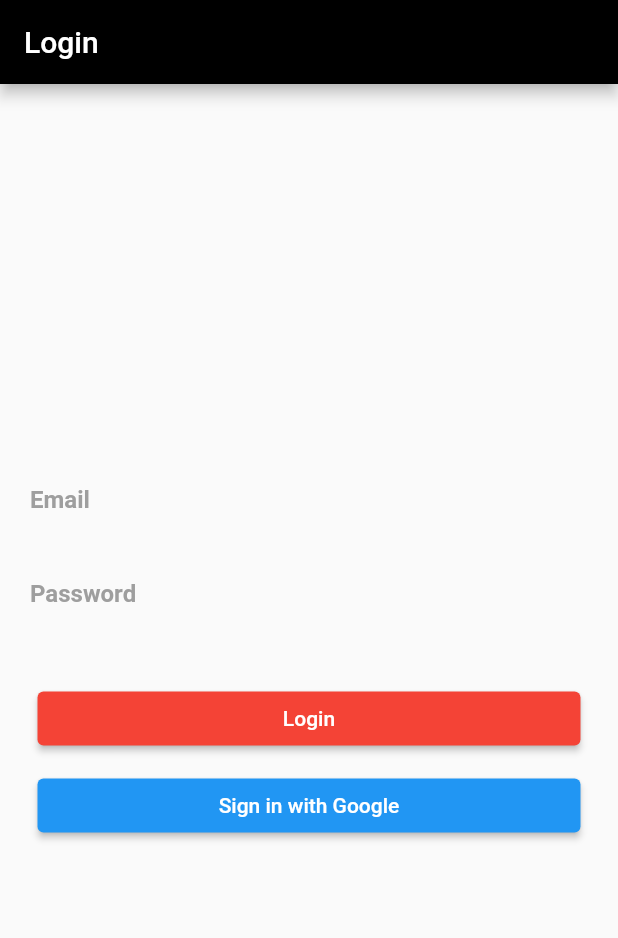
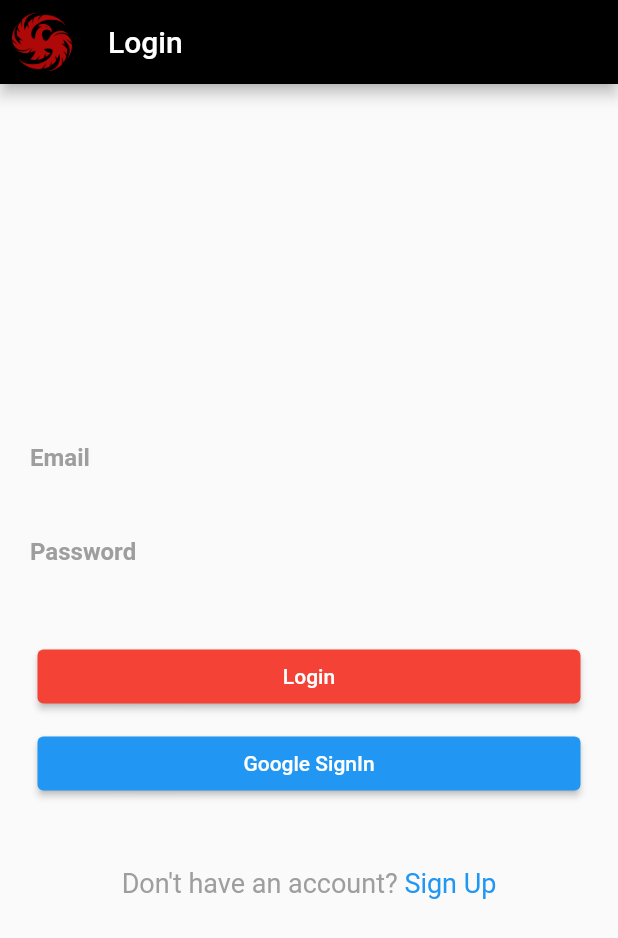
Before and after one commit to Pranav2918/FlutterDesigns, a Flutter app: the screen it shows after launch, after a tap on "Login", on a phone screen of 412 x 824 dp. Shown: the top 938 px of the screen. Run offline on Flutter 3.47's test engine with Material 2 defaults, Android fonts, the phone set to English and light mode, and no system bars; our stand-ins replace carousel_slider, firebase_auth, firebase_core, font_awesome_flutter, google_sign_in, image_picker and 2 more; missing offline and left inert: bottomreveal; accounts and stored records are empty; network calls fail.

Commit message:
Add firebase auth

```diff
--- a/lib/homescreen.dart
+++ b/lib/AuthScreens/loginscreen.dart
@@ -1,4 +1,7 @@
-import 'package:designs/Screens/MainScreen.dart';
+import 'package:designs/AuthScreens/signupscreen.dart';
+import 'package:designs/services/authservices.dart';
+import 'package:firebase_auth/firebase_auth.dart';
+import 'package:flutter/gestures.dart';
 import 'package:flutter/material.dart';
 
 class LoginScreen extends StatefulWidget {
@@ -7,9 +10,20 @@ class LoginScreen extends StatefulWidget {
 }
 
 class LoginScreenState extends State<LoginScreen> {
+  User? user;
   TextEditingController passwordController = TextEditingController();
   TextEditingController emailController = TextEditingController();
   final _formKey = GlobalKey<FormState>();
+
+  checkFields() {
+    final form = _formKey.currentState;
+    if (form!.validate()) {
+      return true;
+    } else {
+      return false;
+    }
+  }
+
   @override
   Widget build(BuildContext context) {
     return Scaffold(
@@ -44,6 +58,7 @@ class LoginScreenState extends State<LoginScreen> {
               Container(
                 margin: EdgeInsets.fromLTRB(20, 0, 20, 0),
                 child: TextFormField(
+                  obscureText: true,
                   controller: passwordController,
                   validator: (value) {
                     if (value!.isEmpty) {
@@ -63,15 +78,8 @@ class LoginScreenState extends State<LoginScreen> {
                 padding: const EdgeInsets.fromLTRB(25, 35, 25, 10),
                 child: ElevatedButton(
                   onPressed: () {
-                    if (_formKey.currentState!.validate()) {
-                      Navigator.push(
-                          context,
-                          MaterialPageRoute(
-                            builder: (context) => Main(),
-                          ));
-                    } else {
-                      print('Wrong');
-                    }
+                    AuthService()
+                        .signIn(emailController.text, passwordController.text);
                   },
                   child: Text("Login"),
                   style: ElevatedButton.styleFrom(primary: Colors.red),
@@ -80,8 +88,13 @@ class LoginScreenState extends State<LoginScreen> {
               Padding(
                 padding: const EdgeInsets.fromLTRB(25, 0, 25, 10),
                 child: ElevatedButton(
-                    onPressed: () {}, child: Text('Sign in with Google')),
-              )
+                    onPressed: () {
+                      AuthService.signInWithGoogleMobile(context: context);
+                      print(user!.displayName);
+                    },
+                    child: Text('Google SignIn')),
+              ),
+              loginBottomTextWidget(context)
             ],
           )),
         ),
@@ -93,6 +106,14 @@ class LoginScreenState extends State<LoginScreen> {
 //Widgets
 AppBar appBar() {
   return AppBar(
+    leading: Padding(
+      padding: const EdgeInsets.all(8.0),
+      child: Image.asset(
+        "assets/images/logo.png",
+        height: 50,
+        width: 50,
+      ),
+    ),
     title: Text("Login"),
     backgroundColor: Colors.black,
   );
@@ -101,3 +122,28 @@ AppBar appBar() {
 Widget inputText(String text) {
   return Text(text, style: TextStyle(color: Colors.grey, fontSize: 18));
 }
+
+Widget loginBottomTextWidget(BuildContext context) {
+  return Container(
+      alignment: Alignment.center,
+      margin: const EdgeInsets.only(top: 35),
+      child: RichText(
+        text: TextSpan(
+            text: "Don\'t have an account? ",
+            style: const TextStyle(color: Colors.grey, fontSize: 18),
+            children: <TextSpan>[
+              TextSpan(
+                recognizer: TapGestureRecognizer()
+                  ..onTap = () {
+                    Navigator.push(
+                        context,
+                        MaterialPageRoute(
+                          builder: (context) => SignupScreen(),
+                        ));
+                  },
+                text: 'Sign Up',
+                style: const TextStyle(color: Colors.blue, fontSize: 18),
+              )
+            ]),
+      ));
+}
--- a/lib/main.dart
+++ b/lib/main.dart
@@ -1,10 +1,16 @@
 import 'dart:async';
 
 import 'package:designs/Screens/splash.dart';
-import 'package:designs/homescreen.dart';
+import 'package:designs/AuthScreens/loginscreen.dart';
+import 'package:designs/services/authservices.dart';
+import 'package:firebase_core/firebase_core.dart';
 import 'package:flutter/material.dart';
 
-void main() => runApp(MyApp());
+void main() async {
+  WidgetsFlutterBinding.ensureInitialized();
+  await Firebase.initializeApp();
+  runApp(MyApp());
+}
 
 class MyApp extends StatefulWidget {
   @override
@@ -16,7 +22,7 @@ class _MyAppState extends State<MyApp> {
   Widget build(BuildContext context) {
     return MaterialApp(
       debugShowCheckedModeBanner: false,
-      home: SplashScreen(),
+      home: AuthService().handleAuth(),
       routes: <String, WidgetBuilder>{
         '/Main': (BuildContext context) => LoginScreen()
       },
--- /dev/null
+++ b/lib/services/authservices.dart
@@ -0,0 +1,86 @@
+import 'package:designs/Screens/MainScreen.dart';
+import 'package:designs/AuthScreens/loginscreen.dart';
+import 'package:firebase_auth/firebase_auth.dart';
+import 'package:flutter/material.dart';
+import 'package:google_sign_in/google_sign_in.dart';
+
+class AuthService {
+  //Handle Authentication
+
+  handleAuth() {
+    return StreamBuilder(
+      stream: FirebaseAuth.instance.authStateChanges(),
+      builder: (context, snapshot) {
+        if (snapshot.hasData) {
+          return Main();
+        } else {
+          return LoginScreen();
+        }
+      },
+    );
+  }
+
+  //Sign Out
+  signOut() {
+    FirebaseAuth.instance.signOut();
+  }
+
+  //Sign in
+  signIn(email, password) {
+    FirebaseAuth.instance
+        .signInWithEmailAndPassword(email: email, password: password)
+        .then((user) {})
+        .catchError((e) {
+      print(e);
+    });
+  }
+
+  //Register
+  signUp(email, password) {
+    FirebaseAuth.instance
+        .createUserWithEmailAndPassword(email: email, password: password)
+        .then((user) {})
+        .catchError((e) {
+      print(e);
+    });
+  }
+
+  //Google Signin Mobile
+  static Future<User?> signInWithGoogleMobile(
+      {required BuildContext context}) async {
+    FirebaseAuth auth = FirebaseAuth.instance;
+    User? user;
+
+    final GoogleSignIn googleSignIn = GoogleSignIn();
+
+    final GoogleSignInAccount? googleSignInAccount =
+        await googleSignIn.signIn();
+
+    if (googleSignInAccount != null) {
+      final GoogleSignInAuthentication googleSignInAuthentication =
+          await googleSignInAccount.authentication;
+
+      final AuthCredential credential = GoogleAuthProvider.credential(
+        accessToken: googleSignInAuthentication.accessToken,
+        idToken: googleSignInAuthentication.idToken,
+      );
+
+      try {
+        final UserCredential userCredential =
+            await auth.signInWithCredential(credential);
+
+        user = userCredential.user;
+      } on FirebaseAuthException catch (e) {
+        if (e.code == 'account-exists-with-different-credential') {
+          // handle the error here
+        } else if (e.code == 'invalid-credential') {
+          // handle the error here
+        }
+      } catch (e) {
+        // handle the error here
+      }
+    }
+
+    return user;
+  }
+}
--- a/pubspec.yaml
+++ b/pubspec.yaml
@@ -23,6 +23,7 @@ dependencies:
   firebase_auth: ^3.2.0
   firebase_core: ^1.10.0
   google_sign_in: ^5.2.1
+  shared_preferences: ^2.0.9
 
 dev_dependencies:
   flutter_test:
```
Also changed, not shown: lib/AuthScreens/signupscreen.dart (added, +143 -0 lines), lib/Screens/MainScreen.dart (+8 -13 lines), lib/services/googlesignin.dart (added, +49 -0 lines), assets/images/ic_launcher.png (deleted), assets/images/logo.png (added), flutter_01.png (added), pubspec.lock, 1 other file.
